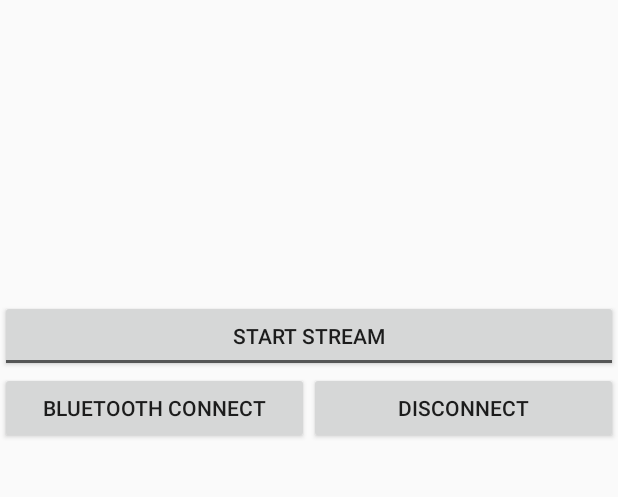
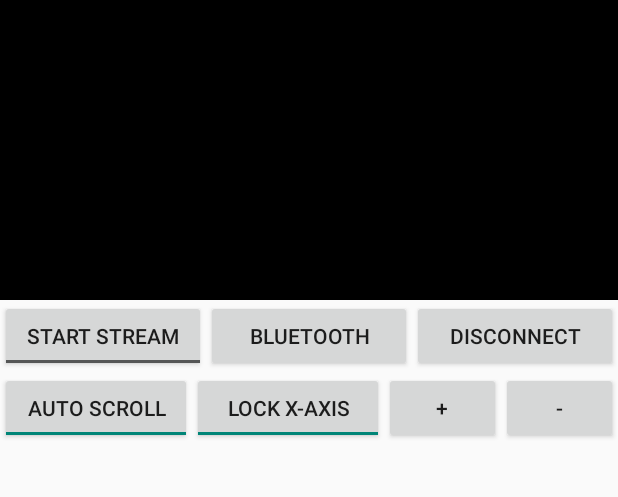
Before and after one commit to msun03/ElectroCardio2, an Android app: the screen it shows after launch (MainActivity), on a phone screen of 412 x 824 dp, the part 80-577 px from its top. Run offline under Robolectric (Android 15) with nearby library versions, the light colour scheme and no system bars; libraries missing offline, so code that uses them is left out: com.jjoe64.graphview; 11 statements that could not run were skipped.

Commit message:
Added toggle buttons in the layout

```diff
--- a/ElectroCardio2/app/src/main/java/com/sun/michael/electrocardio2/Bluetooth.java
+++ b/ElectroCardio2/app/src/main/java/com/sun/michael/electrocardio2/Bluetooth.java
@@ -25,9 +25,6 @@ import android.widget.ArrayAdapter;
 import android.widget.ListView;
 import android.widget.Toast;
 
-/**
- * Created by Michael Sun on 4/3/2015.
- */
 public class Bluetooth extends Activity implements OnItemClickListener{
 
     public static void disconnect(){
@@ -37,11 +34,10 @@ public class Bluetooth extends Activity implements OnItemClickListener{
         }
     }
 
-    static Handler mHandler = new Handler();
-
-    public static void getHandler(Handler handler){ //Bluetooth handler
+    public static void gethandler(Handler handler){//Bluetooth handler
         mHandler = handler;
     }
+    static Handler mHandler = new Handler();
 
     static ConnectedThread connectedThread;
     public static final UUID MY_UUID = UUID.fromString("00001101-0000-1000-8000-00805F9B34FB");
@@ -58,12 +54,10 @@ public class Bluetooth extends Activity implements OnItemClickListener{
 
     @Override
     public void onCreate(Bundle savedInstanceState) {
-
         super.onCreate(savedInstanceState);
         setContentView(R.layout.activity_bluetooth);
         init();
-
-        if (btAdapter == null){
+        if (btAdapter==null){
             Toast.makeText(getApplicationContext(), "No bluetooth detected", Toast.LENGTH_SHORT).show();
             finish();
         }else{
@@ -88,7 +82,7 @@ public class Bluetooth extends Activity implements OnItemClickListener{
 
     private void getPairedDevices() {
         devicesArray = btAdapter.getBondedDevices();
-        if (devicesArray.size() > 0){
+        if (devicesArray.size()>0){
             for(BluetoothDevice device:devicesArray){
                 pairedDevices.add(device.getName());
             }
@@ -104,7 +98,6 @@ public class Bluetooth extends Activity implements OnItemClickListener{
         pairedDevices = new ArrayList<String>();
         filter = new IntentFilter(BluetoothDevice.ACTION_FOUND);
         devices = new ArrayList<BluetoothDevice>();
-
         receiver = new BroadcastReceiver(){
             @Override
             public void onReceive(Context context, Intent intent) {
@@ -113,14 +106,14 @@ public class Bluetooth extends Activity implements OnItemClickListener{
                     BluetoothDevice device = intent.getParcelableExtra(BluetoothDevice.EXTRA_DEVICE);
                     devices.add(device);
                     String s = "";
-                    for(int a = 0; a < pairedDevices.size(); a++){
+                    for(int a=0;a<pairedDevices.size();a++){
                         if (device.getName().equals(pairedDevices.get(a))){
                             //append
                             s = "(Paired)";
                             break;
                         }
                     }
-                    listAdapter.add(device.getName() + " " + s + " " + "\n" + device.getAddress());
+                    listAdapter.add(device.getName()+" "+s+" "+"\n"+device.getAddress());
 
                 }else if (BluetoothAdapter.ACTION_DISCOVERY_STARTED.equals(action)){
 
@@ -132,6 +125,7 @@ public class Bluetooth extends Activity implements OnItemClickListener{
                     }
                 }
             }
+
         };
 
         registerReceiver(receiver, filter);
@@ -140,7 +134,6 @@ public class Bluetooth extends Activity implements OnItemClickListener{
         filter = new IntentFilter(BluetoothAdapter.ACTION_DISCOVERY_FINISHED);
         registerReceiver(receiver, filter);
         filter = new IntentFilter(BluetoothAdapter.ACTION_STATE_CHANGED);
-        //registerReceiver(receiver, filter);
     }
 
     @Override
@@ -170,7 +163,7 @@ public class Bluetooth extends Activity implements OnItemClickListener{
             ConnectThread connect = new ConnectThread(selectedDevice);
             connect.start();
         }else {
-            Toast.makeText(getApplicationContext(), "Device is not paired", Toast.LENGTH_SHORT).show();
+            Toast.makeText(getApplicationContext(), "device is not paired", Toast.LENGTH_SHORT).show();
         }
     }
 
@@ -273,8 +266,8 @@ public class Bluetooth extends Activity implements OnItemClickListener{
 
             try {
                 mmOutStream.write(income.getBytes());
-                for(int i = 0; i < income.getBytes().length; i++)
-                    Log.v("outStream" + Integer.toString(i),Character.toString((char)(Integer.parseInt(Byte.toString(income.getBytes()[i])))));
+                for(int i=0;i<income.getBytes().length;i++)
+                    Log.v("outStream"+Integer.toString(i),Character.toString((char)(Integer.parseInt(Byte.toString(income.getBytes()[i])))));
                 try {
                     Thread.sleep(20);
                 } catch (InterruptedException e) {
@@ -291,4 +284,5 @@ public class Bluetooth extends Activity implements OnItemClickListener{
             } catch (IOException e) { }
         }
     }
+
 }
--- a/ElectroCardio2/app/src/main/java/com/sun/michael/electrocardio2/MainActivity.java
+++ b/ElectroCardio2/app/src/main/java/com/sun/michael/electrocardio2/MainActivity.java
@@ -119,9 +119,10 @@ public class MainActivity extends Activity implements View.OnClickListener{
 
     void initializeGraph(){
 
-        Bluetooth.getHandler(mHandler);
+        Bluetooth.gethandler(mHandler);
 
         GraphView = (LinearLayout)findViewById(R.id.hrGraph);
+        GraphView.setBackgroundColor(Color.BLACK);
         Series = new GraphViewSeries("Signal", new GraphViewStyle(Color.GREEN, 2), new GraphViewData[] {new GraphViewData(0, 0)});
         graphView = new LineGraphView(this, "Heart Rate");
 
--- a/ElectroCardio2/app/src/main/res/layout/activity_main.xml
+++ b/ElectroCardio2/app/src/main/res/layout/activity_main.xml
@@ -30,22 +30,22 @@
         android:layout_below="@id/electrocardio"
         android:orientation="horizontal"/>
 
-    <ToggleButton
-        android:id="@+id/streamToggle"
-        android:layout_width="fill_parent"
-        android:layout_height="wrap_content"
-        android:layout_below="@id/hrGraph"
-        android:checked="false"
-        android:textOff="Start Stream"
-        android:textOn="Stop Stream" />
-
     <LinearLayout
         android:id="@+id/btButtons"
 
         android:layout_width="fill_parent"
         android:layout_height="wrap_content"
-        android:layout_below="@id/streamToggle"
+        android:layout_below="@id/hrGraph"
         android:orientation="horizontal">
+
+        <ToggleButton
+            android:id="@+id/streamToggle"
+            android:layout_width="fill_parent"
+            android:layout_height="wrap_content"
+            android:checked="false"
+            android:textOff="Start Stream"
+            android:textOn="Stop Stream"
+            android:layout_weight="1"/>
 
         <Button
             android:id="@+id/btConnect"
@@ -64,4 +64,49 @@
             android:layout_weight="1" />
     </LinearLayout>
 
+    <LinearLayout
+        android:id="@+id/graphToggleButtons"
+        android:layout_width="fill_parent"
+        android:layout_height="wrap_content"
+        android:layout_below="@id/btButtons"
+        android:orientation="horizontal"
+        android:weightSum="10">
+
+        <ToggleButton
+            android:id="@+id/tbScroll"
+            android:layout_width="fill_parent"
+            android:layout_height="wrap_content"
+            android:checked="true"
+            android:textOff="Auto Scroll"
+            android:textOn="Auto Scroll"
+            android:layout_weight="2.3"
+            />
+
+        <ToggleButton
+            android:id="@+id/tbLock"
+            android:layout_width="fill_parent"
+            android:layout_height="wrap_content"
+            android:checked="true"
+            android:textOff="Lock X-Axis"
+            android:textOn="Lock X-Axis"
+            android:layout_weight="2.3"
+            />
+
+        <Button
+            android:id="@+id/bXplus"
+            android:layout_width="fill_parent"
+            android:layout_height="wrap_content"
+            android:text="+"
+            android:layout_weight="2.7"/>
+        <Button
+
+            android:id="@+id/bXminus"
+            android:layout_width="fill_parent"
+            android:layout_height="wrap_content"
+            android:text="-"
+            android:layout_weight="2.7"/>
+
+    </LinearLayout>
+
+
 </RelativeLayout>
--- a/ElectroCardio2/app/src/main/res/values/strings.xml
+++ b/ElectroCardio2/app/src/main/res/values/strings.xml
@@ -2,7 +2,7 @@
     <string name="app_name">ElectroCardio2</string>
 
     <string name="electrocardio">Electro-Cardio</string>
-    <string name="btConnect">Bluetooth Connect</string>
+    <string name="btConnect">Bluetooth</string>
     <string name="btDisconnect">Disconnect</string>
     <string name="bluetooth">Bluetooth</string>
 
```
Also changed, not shown: 2 other files.
